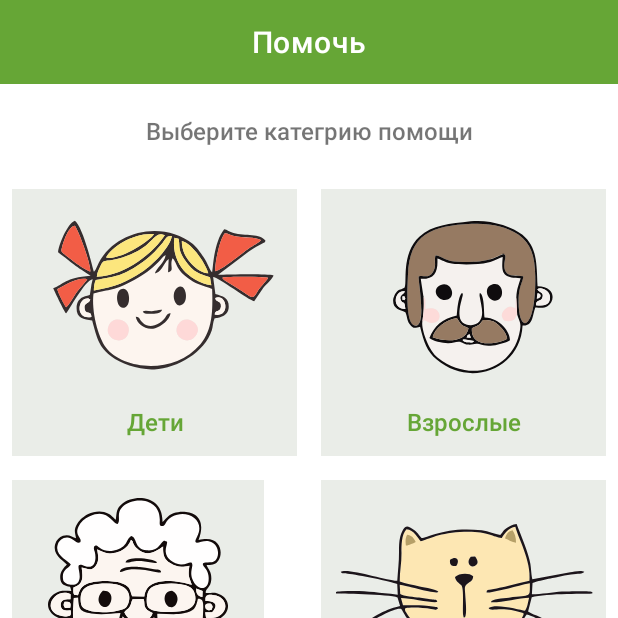
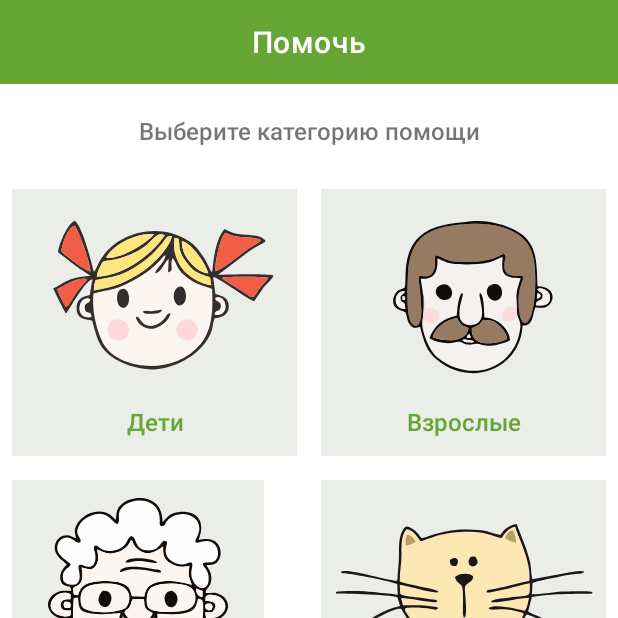
Before and after one commit to iSiNrus/SimbirPractic, an Android app: the fragment CameraFragment placed in its activity, item 3 of the bottom bar chosen, on a phone screen of 412 x 824 dp, the top half of it. Run offline under Robolectric (Android 15) with nearby library versions, the phone set to English and light mode, and no system bars; libraries missing offline, so code that uses them is left out: androidx.camera.core, androidx.camera.lifecycle; 1 statement that could not run was skipped.

Commit message:
Чистка кода

```diff
--- a/app/src/main/java/ru/barsik/simbirpractic/fragments/profile/AlarmDialogAdapter.kt
+++ b/app/src/main/java/ru/barsik/simbirpractic/fragments/profile/AlarmDialogAdapter.kt
@@ -2,17 +2,14 @@ package ru.barsik.simbirpractic.fragments.profile
 
 import android.app.Service
 import android.content.Context
-import android.database.DataSetObserver
 import android.view.LayoutInflater
 import android.view.View
 import android.view.ViewGroup
 import android.widget.ArrayAdapter
 import android.widget.ImageView
-import android.widget.ListAdapter
 import android.widget.TextView
 import androidx.annotation.LayoutRes
 import androidx.appcompat.content.res.AppCompatResources
-import androidx.recyclerview.widget.RecyclerView.ViewHolder
 import ru.barsik.simbirpractic.R
 
 class AlarmDialogAdapter(
--- a/app/src/main/java/ru/barsik/simbirpractic/fragments/profile/CameraFragment.kt
+++ b/app/src/main/java/ru/barsik/simbirpractic/fragments/profile/CameraFragment.kt
@@ -28,7 +28,7 @@ import java.util.concurrent.Executors
 
 class CameraFragment : Fragment() {
 
-    private val TAG = "CameraFragment"
+    private val TAG = "_CameraFragment"
 
     private lateinit var binding: FragmentCameraBinding
     private lateinit var ctx : Context
@@ -120,10 +120,10 @@ class CameraFragment : Fragment() {
                     val proj = arrayOf(MediaStore.Images.Media.DATA)
                     val loader = CursorLoader(ctx, output.savedUri!!, proj, null, null, null)
                     val cursor: Cursor = loader.loadInBackground()!!
-                    val column_index: Int =
+                    val columnIndex: Int =
                         cursor.getColumnIndexOrThrow(MediaStore.Images.Media.DATA)
                     cursor.moveToFirst()
-                    val result: String = cursor.getString(column_index)
+                    val result: String = cursor.getString(columnIndex)
                     cursor.close()
                     finishFragment(result)
                 }
--- a/app/src/main/java/ru/barsik/simbirpractic/fragments/profile/ProfileFragment.kt
+++ b/app/src/main/java/ru/barsik/simbirpractic/fragments/profile/ProfileFragment.kt
@@ -18,10 +18,9 @@ import ru.barsik.simbirpractic.databinding.FragmentProfileBinding
 class ProfileFragment : Fragment() {
 
     private lateinit var binding: FragmentProfileBinding
-    private val TAG = "ProfileFragment"
     override fun onCreate(savedInstanceState: Bundle?) {
         super.onCreate(savedInstanceState)
-        setFragmentResultListener("photo") { requestKey, bundle ->
+        setFragmentResultListener("photo") { _, bundle ->
             parentFragmentManager.commit {
                 replace(R.id.fragment_container, ProfileFragment())
                 (requireActivity() as MainActivity).showNavigation()
--- a/app/src/main/res/layout/alarm_dialog_item.xml
+++ b/app/src/main/res/layout/alarm_dialog_item.xml
@@ -1,8 +1,8 @@
 <?xml version="1.0" encoding="utf-8"?>
-<LinearLayout xmlns:android="http://schemas.android.com/apk/res/android"
+<LinearLayout
+    xmlns:android="http://schemas.android.com/apk/res/android"
     android:layout_width="match_parent"
     android:layout_height="wrap_content"
-    xmlns:app="http://schemas.android.com/apk/res-auto"
     xmlns:tools="http://schemas.android.com/tools"
     android:orientation="horizontal"
     android:gravity="center|start">
@@ -12,7 +12,7 @@
         android:layout_height="wrap_content"
         android:layout_margin="24dp"
         android:src="@drawable/ic_upload"
-        />
+        android:contentDescription="@string/dialog_item_icon" />
     <TextView
         android:id="@+id/tv_item"
         android:layout_width="wrap_content"
--- a/app/src/main/res/layout/categories_item.xml
+++ b/app/src/main/res/layout/categories_item.xml
@@ -3,6 +3,7 @@
     android:layout_width="wrap_content"
     android:layout_height="wrap_content"
     xmlns:app="http://schemas.android.com/apk/res-auto"
+    xmlns:tools="http://schemas.android.com/tools"
     android:background="@color/light_grey"
     android:layout_margin="8dp">
 
@@ -17,7 +18,7 @@
         app:layout_constraintStart_toStartOf="parent"
         android:layout_marginVertical="12dp"
         android:layout_marginHorizontal="24dp"
-        />
+        android:contentDescription="@string/category" />
     <TextView
         android:id="@+id/tv_cat_item_title"
         android:layout_width="0dp"
@@ -31,7 +32,7 @@
         android:textColor="@color/base_green"
         android:fontFamily="sans-serif-medium"
         android:textSize="16sp"
-        android:text="Children"
+        tools:text="Children"
         />
 
 </androidx.constraintlayout.widget.ConstraintLayout>
--- a/app/src/main/res/layout/fragment_categories.xml
+++ b/app/src/main/res/layout/fragment_categories.xml
@@ -1,5 +1,6 @@
 <?xml version="1.0" encoding="utf-8"?>
-<androidx.constraintlayout.widget.ConstraintLayout xmlns:android="http://schemas.android.com/apk/res/android"
+<androidx.constraintlayout.widget.ConstraintLayout
+    xmlns:android="http://schemas.android.com/apk/res/android"
     xmlns:app="http://schemas.android.com/apk/res-auto"
     xmlns:tools="http://schemas.android.com/tools"
     android:layout_width="match_parent"
@@ -33,7 +34,7 @@
                 android:textAlignment="center"
                 android:layout_marginVertical="20dp"
                 android:fontFamily="sans-serif-medium"
-                android:text="Выберите категрию помощи"
+                android:text="@string/choose_category"
                 />
             <androidx.recyclerview.widget.RecyclerView
                 android:id="@+id/category_recyclerview"
--- a/app/src/main/res/layout/fragment_profile.xml
+++ b/app/src/main/res/layout/fragment_profile.xml
@@ -2,7 +2,6 @@
 <androidx.coordinatorlayout.widget.CoordinatorLayout
     xmlns:android="http://schemas.android.com/apk/res/android"
     xmlns:app="http://schemas.android.com/apk/res-auto"
-    xmlns:tools="http://schemas.android.com/tools"
     android:layout_width="match_parent"
     android:layout_height="match_parent"
     android:background="@color/white"
--- a/app/src/main/res/layout/profile_avatar_dialog.xml
+++ b/app/src/main/res/layout/profile_avatar_dialog.xml
@@ -10,7 +10,7 @@
         android:layout_height="wrap_content"
         android:layout_marginHorizontal="24dp"
         android:layout_marginVertical="24dp"
-        android:text="Выбрать фото"
+        android:text="@string/take_photo_dialog"
         android:textAlignment="center"
         android:textColor="@color/black"
         android:textSize="16sp"
@@ -22,7 +22,7 @@
         android:layout_height="wrap_content"
         android:layout_marginHorizontal="24dp"
         android:layout_marginVertical="24dp"
-        android:text="Сделать снимок"
+        android:text="@string/make_photo_dialog"
         android:textAlignment="center"
         android:textColor="@color/black"
         android:textSize="16sp"
@@ -34,7 +34,7 @@
         android:layout_height="wrap_content"
         android:layout_marginHorizontal="24dp"
         android:layout_marginVertical="24dp"
-        android:text="Удалить"
+        android:text="@string/delete"
         android:textAlignment="center"
         android:textColor="@color/black"
         android:textSize="16sp"
```
Also changed, not shown: app/src/main/res/layout/fragment_camera.xml (+3 -4 lines), app/src/main/res/values/strings.xml (+9 -0 lines).
